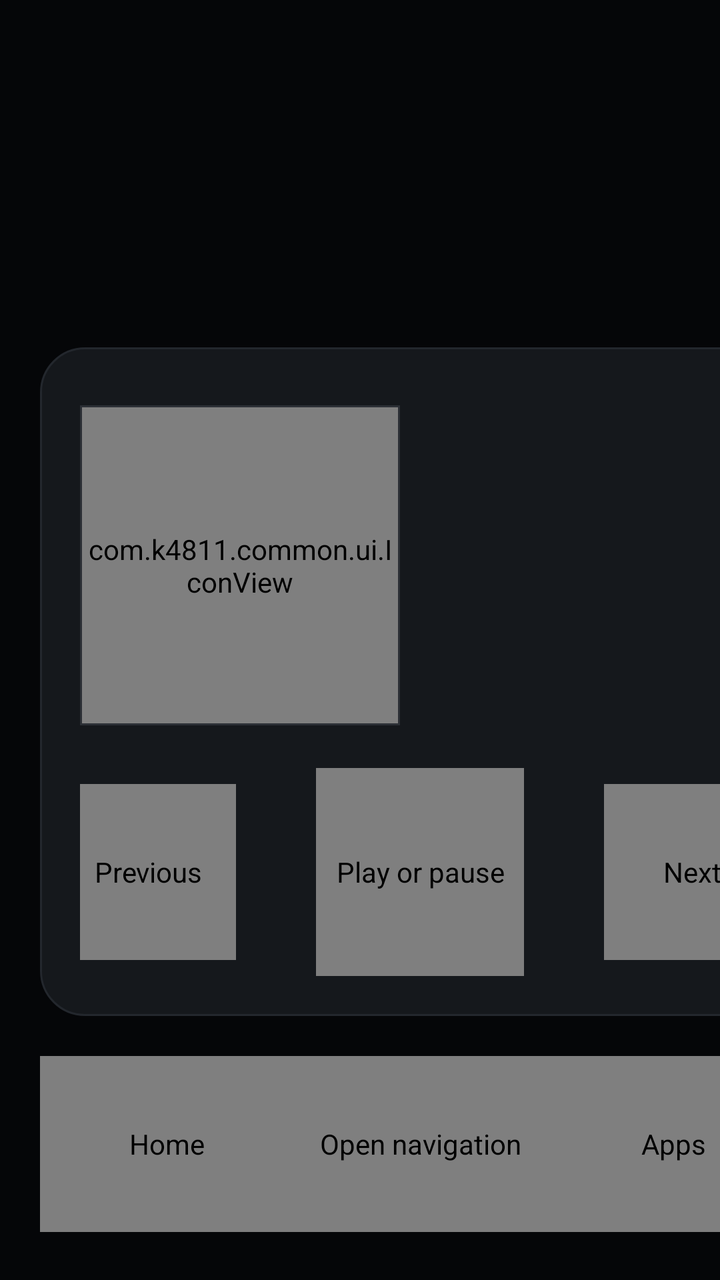
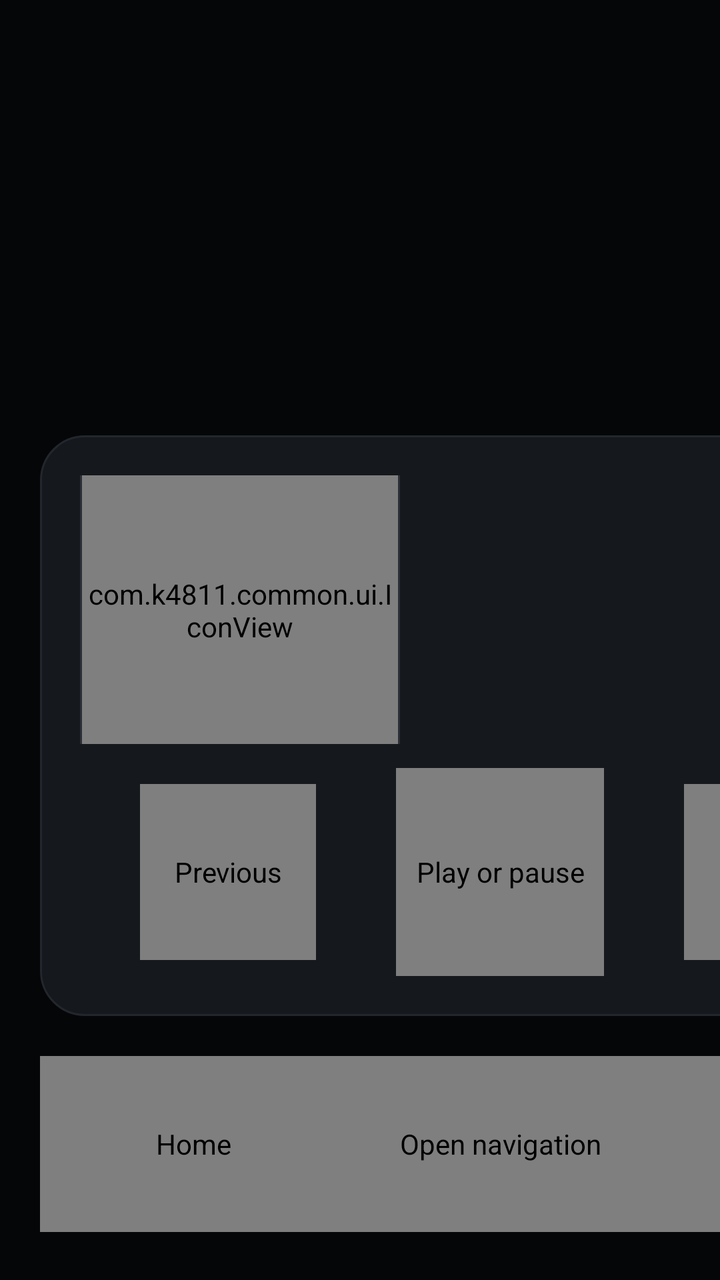

An Android layout rendered at two revisions. The XML below is the earlier revision; the diff shows what the commit changed to produce the second picture.
<!-- AndroidManifest.xml: application theme AppTheme -->
<!-- res/layout/activity_nav_home_map.xml -->
<?xml version="1.0" encoding="utf-8"?>
<LinearLayout xmlns:android="http://schemas.android.com/apk/res/android"
    android:id="@+id/nav_map_row"
    android:layout_width="match_parent"
    android:layout_height="match_parent"
    android:background="@color/background"
    android:orientation="horizontal">

    <include
        layout="@layout/activity_nav_home"
        android:layout_width="420dp"
        android:layout_height="match_parent" />

    <com.k4811.map.MapScreen
        android:id="@+id/nav_map"
        android:layout_width="0dp"
        android:layout_height="match_parent"
        android:layout_marginBottom="4dp"
        android:layout_marginTop="16dp"
        android:layout_weight="1" />
</LinearLayout>
<!-- res/layout/activity_nav_home.xml (included above) -->
<?xml version="1.0" encoding="utf-8"?>
<LinearLayout xmlns:android="http://schemas.android.com/apk/res/android"
    android:id="@+id/nav_root"
    android:layout_width="match_parent"
    android:layout_height="match_parent"
    android:background="@color/background"
    android:orientation="vertical"
    android:padding="20dp">

    
    <LinearLayout
        android:id="@+id/nav_clock"
        android:layout_width="match_parent"
        android:layout_height="wrap_content"
        android:gravity="center_horizontal"
        android:orientation="vertical"
        android:paddingBottom="12dp">

        <TextView
            android:id="@+id/nav_clock_time"
            android:layout_width="wrap_content"
            android:layout_height="wrap_content"
            android:includeFontPadding="false"
            android:textColor="@color/text"
            android:textSize="96sp" />

        <TextView
            android:id="@+id/nav_clock_date"
            android:layout_width="wrap_content"
            android:layout_height="wrap_content"
            android:textColor="@color/text_muted"
            android:textSize="22sp" />
    </LinearLayout>

    
    <LinearLayout
        android:id="@+id/nav_speed"
        android:layout_width="match_parent"
        android:layout_height="wrap_content"
        android:gravity="center_horizontal|bottom"
        android:orientation="horizontal"
        android:paddingBottom="12dp"
        android:visibility="gone">

        <TextView
            android:id="@+id/nav_speed_value"
            android:layout_width="wrap_content"
            android:layout_height="wrap_content"
            android:includeFontPadding="false"
            android:textColor="@color/text"
            android:textSize="96sp" />

        <TextView
            android:id="@+id/nav_speed_unit"
            android:layout_width="wrap_content"
            android:layout_height="wrap_content"
            android:layout_marginBottom="14dp"
            android:layout_marginLeft="12dp"
            android:textColor="@color/text_muted"
            android:textSize="24sp" />
    </LinearLayout>

    
    <LinearLayout
        android:id="@+id/nav_media"
        android:layout_width="match_parent"
        android:layout_height="0dp"
        android:layout_weight="1"
        android:background="@drawable/panel"
        android:orientation="vertical"
        android:padding="20dp">

        <LinearLayout
            android:layout_width="match_parent"
            android:layout_height="0dp"
            android:layout_weight="1"
            android:gravity="center_vertical"
            android:orientation="horizontal">

            <FrameLayout
                android:id="@+id/nav_art_frame"
                android:layout_width="160dp"
                android:layout_height="160dp"
                android:background="@drawable/art_frame"
                android:padding="1dp">

                <com.k4811.common.ui.IconView
                    android:id="@+id/nav_art_icon"
                    android:layout_width="match_parent"
                    android:layout_height="match_parent"
                    android:clickable="false"
                    android:focusable="false" />

                <ImageView
                    android:id="@+id/nav_art"
                    android:layout_width="match_parent"
                    android:layout_height="match_parent"
                    android:scaleType="centerCrop"
                    android:visibility="gone" />
            </FrameLayout>

            <LinearLayout
                android:layout_width="0dp"
                android:layout_height="wrap_content"
                android:layout_marginLeft="20dp"
                android:layout_weight="1"
                android:orientation="vertical">

                <LinearLayout
                    android:layout_width="match_parent"
                    android:layout_height="wrap_content"
                    android:gravity="center_vertical"
                    android:orientation="horizontal">

                    <ImageView
                        android:id="@+id/nav_app_icon"
                        android:layout_width="28dp"
                        android:layout_height="28dp"
                        android:layout_marginRight="10dp"
                        android:visibility="gone" />

                    <TextView
                        android:id="@+id/nav_app_name"
                        android:layout_width="0dp"
                        android:layout_height="wrap_content"
                        android:layout_weight="1"
                        android:ellipsize="end"
                        android:singleLine="true"
                        android:textColor="@color/text_muted"
                        android:textSize="18sp" />
                </LinearLayout>

                <TextView
                    android:id="@+id/nav_title"
                    android:layout_width="match_parent"
                    android:layout_height="wrap_content"
                    android:layout_marginTop="8dp"
                    android:ellipsize="end"
                    android:maxLines="2"
                    android:textColor="@color/text"
                    android:textSize="28sp" />

                <TextView
                    android:id="@+id/nav_artist"
                    android:layout_width="match_parent"
                    android:layout_height="wrap_content"
                    android:layout_marginTop="4dp"
                    android:ellipsize="end"
                    android:singleLine="true"
                    android:textColor="@color/text_soft"
                    android:textSize="20sp" />
            </LinearLayout>
        </LinearLayout>

        
        <LinearLayout
            android:id="@+id/nav_access"
            android:layout_width="match_parent"
            android:layout_height="wrap_content"
            android:layout_marginTop="12dp"
            android:gravity="center_vertical"
            android:orientation="horizontal"
            android:visibility="gone">

            <TextView
                android:id="@+id/nav_access_text"
                android:layout_width="0dp"
                android:layout_height="wrap_content"
                android:layout_weight="1"
                android:text="@string/home_nav_media_access"
                android:textColor="@color/text_muted"
                android:textSize="18sp" />

            <TextView
                android:id="@+id/nav_access_button"
                android:layout_width="wrap_content"
                android:layout_height="56dp"
                android:layout_marginLeft="16dp"
                android:background="@drawable/line_button"
                android:gravity="center"
                android:paddingLeft="24dp"
                android:paddingRight="24dp"
                android:text="@string/home_nav_media_allow"
                android:textColor="@color/text"
                android:textSize="20sp" />
        </LinearLayout>

        <LinearLayout
            android:layout_width="match_parent"
            android:layout_height="104dp"
            android:layout_marginTop="12dp"
            android:gravity="center"
            android:orientation="horizontal">

            <com.k4811.common.ui.IconView
                android:id="@+id/nav_prev"
                android:layout_width="88dp"
                android:layout_height="88dp"
                android:contentDescription="@string/media_previous" />

            <com.k4811.common.ui.IconView
                android:id="@+id/nav_play"
                android:layout_width="104dp"
                android:layout_height="104dp"
                android:layout_marginLeft="40dp"
                android:layout_marginRight="40dp"
                android:contentDescription="@string/media_play_pause" />

            <com.k4811.common.ui.IconView
                android:id="@+id/nav_next"
                android:layout_width="88dp"
                android:layout_height="88dp"
                android:contentDescription="@string/media_next" />
        </LinearLayout>
    </LinearLayout>

    
    <LinearLayout
        android:id="@+id/nav_shortcuts"
        android:layout_width="match_parent"
        android:layout_height="96dp"
        android:layout_marginTop="16dp"
        android:gravity="center"
        android:orientation="horizontal">

        <com.k4811.common.ui.IconView
            android:id="@+id/nav_home"
            android:layout_width="0dp"
            android:layout_height="88dp"
            android:layout_weight="1"
            android:contentDescription="@string/home_dock_home_title" />

        <com.k4811.common.ui.IconView
            android:id="@+id/nav_open"
            android:layout_width="0dp"
            android:layout_height="88dp"
            android:layout_weight="1"
            android:contentDescription="@string/home_nav_open" />

        <com.k4811.common.ui.IconView
            android:id="@+id/nav_apps"
            android:layout_width="0dp"
            android:layout_height="88dp"
            android:layout_weight="1"
            android:contentDescription="@string/home_dock_apps_title" />
    </LinearLayout>
</LinearLayout>
<!-- resources referenced by this layout -->
<resources>
  <color name="background">#FF050608</color>
  <color name="text">#FFE9EBEE</color>
  <color name="text_muted">#FF8D949D</color>
  <color name="text_soft">#FFB4B7BC</color>
  <!-- drawable art_frame (drawable) -->
  <?xml version="1.0" encoding="utf-8"?>
  <shape xmlns:android="http://schemas.android.com/apk/res/android" android:shape="rectangle">
      <solid android:color="#FF0B0D10" />
      <stroke android:width="1dp" android:color="@color/hairline_strong" />
  </shape>
  <!-- drawable line_button (drawable) -->
  <?xml version="1.0" encoding="utf-8"?>
  <selector xmlns:android="http://schemas.android.com/apk/res/android">
      <item android:state_pressed="true">
          <shape android:shape="rectangle">
              <solid android:color="#FF14171B" />
              <stroke android:width="1dp" android:color="#FF4A4F57" />
              <corners android:radius="2dp" />
          </shape>
      </item>
      <item android:state_activated="true">
          <shape android:shape="rectangle">
              <solid android:color="@android:color/transparent" />
              <stroke android:width="1dp" android:color="#FFE9EBEE" />
              <corners android:radius="2dp" />
          </shape>
      </item>
      <item>
          <shape android:shape="rectangle">
              <solid android:color="@android:color/transparent" />
              <stroke android:width="1dp" android:color="@color/hairline_strong" />
              <corners android:radius="2dp" />
          </shape>
      </item>
  </selector>
  <!-- drawable panel (drawable) -->
  <?xml version="1.0" encoding="utf-8"?>
  <shape xmlns:android="http://schemas.android.com/apk/res/android" android:shape="rectangle">
      <solid android:color="@color/surface" />
      <stroke android:width="1dp" android:color="#FF23272D" />
      <corners android:radius="22dp" />
  </shape>
  <string name="home_dock_apps_title">Apps</string>
  <string name="home_dock_home_title">Home</string>
  <string name="home_nav_media_access">Allow access to show what is playing</string>
  <string name="home_nav_media_allow">Allow</string>
  <string name="home_nav_open">Open navigation</string>
  <string name="media_next">Next</string>
  <string name="media_play_pause">Play or pause</string>
  <string name="media_previous">Previous</string>
  <style name="AppTheme" parent="@android:style/Theme.Holo.NoActionBar.Fullscreen">
          <item name="android:windowBackground">@color/background</item>
          <item name="android:colorBackground">@color/background</item>
          <item name="android:textColor">@color/text</item>
          <item name="android:windowAnimationStyle">@style/ScreenAnimation</item>
      </style>
  <color name="hairline_strong">#FF2C3036</color>
  <color name="surface">#FF15181C</color>
  <style name="ScreenAnimation" parent="@android:style/Animation.Activity">
          <item name="android:activityOpenEnterAnimation">@anim/screen_open_enter</item>
          <item name="android:activityOpenExitAnimation">@anim/screen_open_exit</item>
          <item name="android:activityCloseEnterAnimation">@anim/screen_close_enter</item>
          <item name="android:activityCloseExitAnimation">@anim/screen_close_exit</item>
          <item name="android:taskOpenEnterAnimation">@anim/screen_open_enter</item>
          <item name="android:taskOpenExitAnimation">@anim/screen_open_exit</item>
          <item name="android:taskCloseEnterAnimation">@anim/screen_close_enter</item>
          <item name="android:taskCloseExitAnimation">@anim/screen_close_exit</item>
      </style>
</resources>

<!-- the commit's change to res/layout/activity_nav_home_map.xml (unified diff, before → after) -->
@@ -8,7 +8,7 @@
 
     <include
         layout="@layout/activity_nav_home"
-        android:layout_width="420dp"
+        android:layout_width="500dp"
         android:layout_height="match_parent" />
 
     <com.k4811.map.MapScreen
@@ -16,6 +16,7 @@
         android:layout_width="0dp"
         android:layout_height="match_parent"
         android:layout_marginBottom="4dp"
+        android:layout_marginRight="26dp"
         android:layout_marginTop="16dp"
         android:layout_weight="1" />
 </LinearLayout>
@@ -28,6 +29,151 @@
     android:background="@color/background"
     android:orientation="vertical"
     android:padding="20dp">
+
+    
+    <LinearLayout
+        android:id="@+id/nav_status"
+        android:layout_width="match_parent"
+        android:layout_height="44dp"
+        android:gravity="center"
+        android:orientation="horizontal">
+
+        <com.k4811.common.ui.IconView
+            android:id="@+id/day_night"
+            android:layout_width="44dp"
+            android:layout_height="44dp"
+            android:layout_marginLeft="10dp"
+            android:layout_marginRight="10dp"
+            android:padding="4dp"
+            android:visibility="gone" />
+
+        <LinearLayout
+            android:id="@+id/voltage"
+            android:layout_width="wrap_content"
+            android:layout_height="match_parent"
+            android:layout_marginLeft="10dp"
+            android:layout_marginRight="10dp"
+            android:contentDescription="@string/home_battery_voltage"
+            android:gravity="center_vertical"
+            android:orientation="horizontal"
+            android:visibility="gone">
+
+            <com.k4811.common.ui.IconView
+                android:id="@+id/voltage_icon"
+                android:layout_width="34dp"
+                android:layout_height="34dp"
+                android:clickable="false"
+                android:focusable="false" />
+
+            <TextView
+                android:id="@+id/voltage_text"
+                android:layout_width="wrap_content"
+                android:layout_height="wrap_content"
+                android:layout_marginLeft="8dp"
+                android:includeFontPadding="false"
+                android:textColor="@color/text"
+                android:textSize="22sp" />
+        </LinearLayout>
+
+        <TextView
+            android:id="@+id/sys_monitor"
+            android:layout_width="wrap_content"
+            android:layout_height="wrap_content"
+            android:layout_marginLeft="10dp"
+            android:layout_marginRight="10dp"
+            android:includeFontPadding="false"
+            android:singleLine="true"
+            android:textColor="@color/text_soft"
+            android:textSize="18sp"
+            android:visibility="gone" />
+
+        
+        <TextView
+            android:id="@+id/nav_status_clock"
+            android:layout_width="wrap_content"
+            android:layout_height="wrap_content"
+            android:layout_marginLeft="10dp"
+            android:layout_marginRight="10dp"
+            android:includeFontPadding="false"
+            android:singleLine="true"
+            android:textColor="@color/text_soft"
+            android:textSize="18sp"
+            android:visibility="gone" />
+    </LinearLayout>
+
+    
+    <LinearLayout
+        android:id="@+id/nav_route"
+        android:layout_width="match_parent"
+        android:layout_height="wrap_content"
+        android:layout_marginBottom="16dp"
+        android:background="@drawable/panel"
+        android:orientation="vertical"
+        android:padding="20dp"
+        android:visibility="gone">
+
+        <LinearLayout
+            android:layout_width="match_parent"
+            android:layout_height="wrap_content"
+            android:gravity="center_vertical"
+            android:orientation="horizontal">
+
+            <FrameLayout
+                android:layout_width="88dp"
+                android:layout_height="88dp"
+                android:layout_marginRight="20dp">
+
+                <ImageView
+                    android:id="@+id/nav_route_icon"
+                    android:layout_width="match_parent"
+                    android:layout_height="match_parent"
+                    android:scaleType="fitCenter" />
+
+                
+                <com.k4811.map.TurnIcon
+                    android:id="@+id/nav_route_turn"
+                    android:layout_width="match_parent"
+                    android:layout_height="match_parent"
+                    android:visibility="gone" />
+            </FrameLayout>
+
+            <LinearLayout
+                android:layout_width="0dp"
+                android:layout_height="wrap_content"
+                android:layout_weight="1"
+                android:orientation="vertical">
+
+                <TextView
+                    android:id="@+id/nav_route_distance"
+                    android:layout_width="wrap_content"
+                    android:layout_height="wrap_content"
+                    android:includeFontPadding="false"
+                    android:singleLine="true"
+                    android:textColor="@color/text"
+                    android:textSize="48sp" />
+
+                <TextView
+                    android:id="@+id/nav_route_cue"
+                    android:layout_width="match_parent"
+                    android:layout_height="wrap_content"
+                    android:layout_marginTop="6dp"
+                    android:ellipsize="end"
+                    android:maxLines="2"
+                    android:textColor="@color/text"
+                    android:textSize="24sp" />
+            </LinearLayout>
+        </LinearLayout>
+
+        <TextView
+            android:id="@+id/nav_route_eta"
+            android:layout_width="match_parent"
+            android:layout_height="wrap_content"
+            android:layout_marginTop="12dp"
+            android:singleLine="true"
+            android:ellipsize="end"
+            android:textColor="@color/text_muted"
+            android:textSize="22sp" />
+    </LinearLayout>
 
     
     <LinearLayout
<!-- resource entries referenced after the edit -->
@@ -42,6 +42,7 @@
       <stroke android:width="1dp" android:color="#FF23272D" />
       <corners android:radius="22dp" />
   </shape>
+  <string name="home_battery_voltage">Battery voltage</string>
   <string name="home_dock_apps_title">Apps</string>
   <string name="home_dock_home_title">Home</string>
   <string name="home_nav_media_access">Allow access to show what is playing</string>
